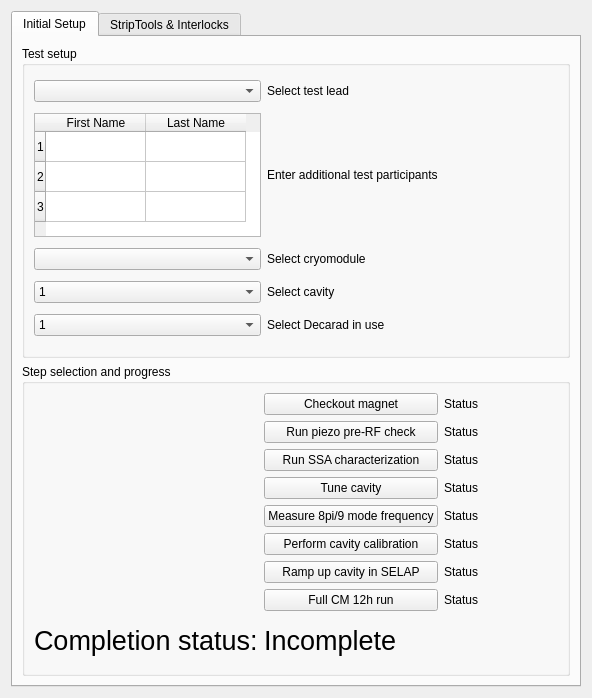
This is GuidedCommissioningScreens.ui in slaclab/rf_commissioning as Qt 5 draws it before an edit. The edited form follows.
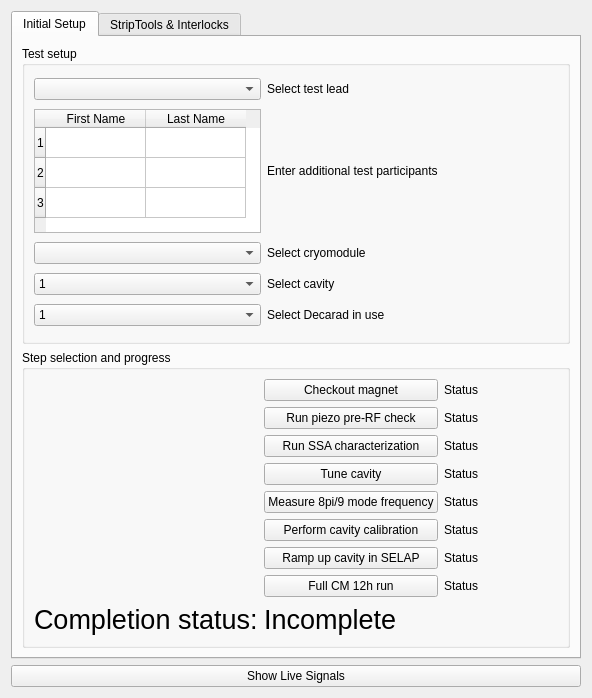
This is the edited form. Custom widgets are drawn as their Qt base class.

Commit message: added display for live signals and started to connect PVs, not done yet

```diff
--- a/GuidedCommissioningScreens.ui
+++ b/GuidedCommissioningScreens.ui
@@ -405,6 +405,13 @@
      </widget>
     </widget>
    </item>
+   <item row="1" column="0">
+    <widget class="QPushButton" name="button_livesignals">
+     <property name="text">
+      <string>Show Live Signals</string>
+     </property>
+    </widget>
+   </item>
   </layout>
  </widget>
  <customwidgets>
```
The commit also changes 3 other files.
